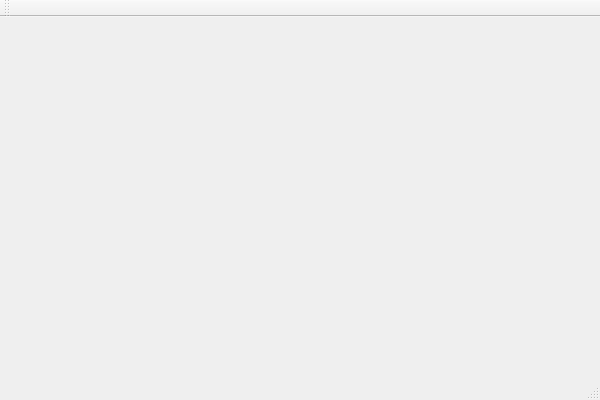
This is mainwindow.ui in ceefour/messagemerge as Qt 5 draws it before an edit. The edited form follows.
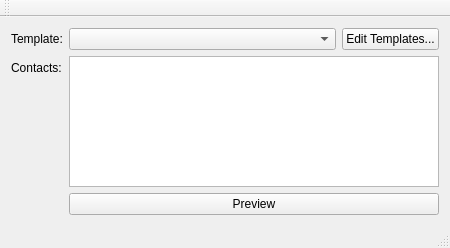
This is the edited form.

Diff of the .ui file:
```diff
--- a/mainwindow.ui
+++ b/mainwindow.ui
@@ -1,24 +1,96 @@
 <ui version="4.0">
  <class>MainWindow</class>
- <widget class="QMainWindow" name="MainWindow" >
-  <property name="geometry" >
+ <widget class="QMainWindow" name="MainWindow">
+  <property name="geometry">
    <rect>
     <x>0</x>
     <y>0</y>
-    <width>600</width>
-    <height>400</height>
+    <width>450</width>
+    <height>248</height>
    </rect>
   </property>
   <property name="windowTitle" >
    <string>MainWindow</string>
   </property>
-  <widget class="QMenuBar" name="menuBar" />
-  <widget class="QToolBar" name="mainToolBar" />
-  <widget class="QWidget" name="centralWidget" />
-  <widget class="QStatusBar" name="statusBar" />
+  <widget class="QWidget" name="centralWidget">
+   <layout class="QVBoxLayout" name="verticalLayout">
+    <item>
+     <layout class="QFormLayout" name="formLayout">
+      <item row="0" column="0">
+       <widget class="QLabel" name="label">
+        <property name="sizePolicy">
+         <sizepolicy hsizetype="Preferred" vsizetype="Expanding">
+          <horstretch>0</horstretch>
+          <verstretch>0</verstretch>
+         </sizepolicy>
+        </property>
+        <property name="text">
+         <string>Template:</string>
+        </property>
+       </widget>
+      </item>
+      <item row="0" column="1">
+       <layout class="QHBoxLayout" name="horizontalLayout">
+        <item>
+         <widget class="QComboBox" name="templatesCombo"/>
+        </item>
+        <item>
+         <widget class="QPushButton" name="editTemplatesBtn">
+          <property name="sizePolicy">
+           <sizepolicy hsizetype="Fixed" vsizetype="Fixed">
+            <horstretch>0</horstretch>
+            <verstretch>0</verstretch>
+           </sizepolicy>
+          </property>
+          <property name="text">
+           <string>Edit Templates...</string>
+          </property>
+         </widget>
+        </item>
+       </layout>
+      </item>
+      <item row="1" column="0">
+       <widget class="QLabel" name="label_2">
+        <property name="text">
+         <string>Contacts:</string>
+        </property>
+       </widget>
+      </item>
+      <item row="1" column="1">
+       <widget class="QListView" name="listView"/>
+      </item>
+      <item row="2" column="1">
+       <widget class="QPushButton" name="pushButton">
+        <property name="text">
+         <string>Preview</string>
+        </property>
+       </widget>
+      </item>
+     </layout>
+    </item>
+   </layout>
+  </widget>
+  <widget class="QMenuBar" name="menuBar">
+   <property name="geometry">
+    <rect>
+     <x>0</x>
+     <y>0</y>
+     <width>450</width>
+     <height>21</height>
+    </rect>
+   </property>
+  </widget>
+  <widget class="QToolBar" name="mainToolBar">
+   <attribute name="toolBarArea">
+    <enum>TopToolBarArea</enum>
+   </attribute>
+   <attribute name="toolBarBreak">
+    <bool>false</bool>
+   </attribute>
+  </widget>
+  <widget class="QStatusBar" name="statusBar"/>
  </widget>
- <layoutDefault spacing="6" margin="11" />
- <pixmapfunction></pixmapfunction>
+ <layoutdefault spacing="6" margin="11"/>
  <resources/>
  <connections/>
 </ui>
```
Left out of the diff: 3 changed lines with no effect on the pictures.
